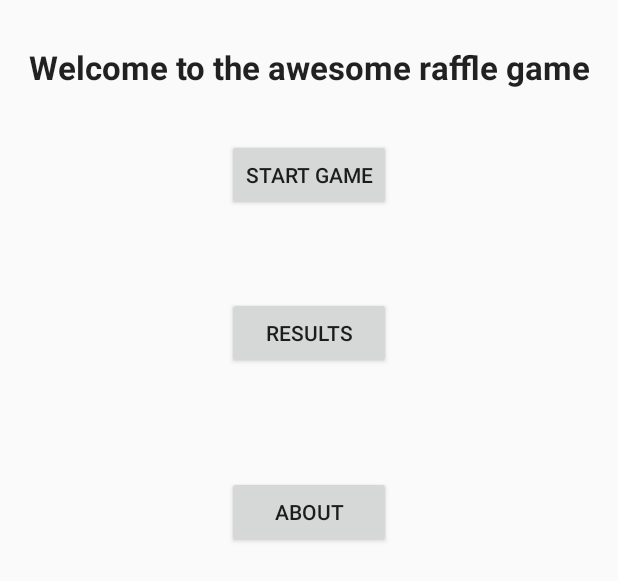
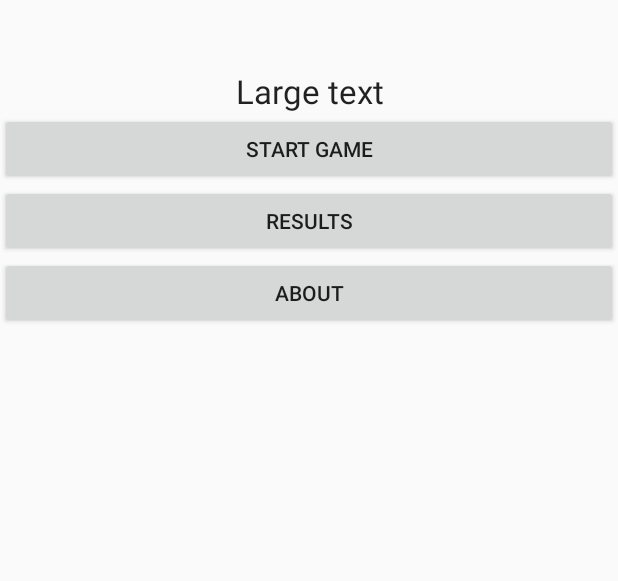
Before and after one commit to min90/AwesomeRaffleGame, an Android app: the layout fragment_start.xml on its own in the app's theme, with its tools: preview values and no code run, on a phone screen of 412 x 824 dp. Shown: the top 581 px of the screen. Run offline under Robolectric (Android 15) with nearby library versions, the phone set to English and light mode, and no system bars.

```diff
--- a/app/build.gradle
+++ b/app/build.gradle
@@ -24,4 +24,5 @@ dependencies {
     testCompile 'junit:junit:4.12'
     compile 'com.android.support:appcompat-v7:23.2.0'
     compile 'com.android.support:design:23.2.0'
+    compile 'com.facebook.android:facebook-android-sdk:4.+'
 }
--- a/app/src/main/res/layout/fragment_start.xml
+++ b/app/src/main/res/layout/fragment_start.xml
@@ -1,46 +1,42 @@
 <?xml version="1.0" encoding="utf-8"?>
-<RelativeLayout xmlns:android="http://schemas.android.com/apk/res/android"
-    android:layout_width="match_parent" android:layout_height="match_parent">
+<LinearLayout xmlns:android="http://schemas.android.com/apk/res/android"
+    android:layout_width="match_parent" android:layout_height="match_parent" android:orientation="vertical">
+
+    <LinearLayout
+        android:orientation="vertical"
+        android:layout_width="match_parent"
+        android:layout_height="match_parent"
+        android:layout_marginTop="40dp">
 
         <TextView
+            android:layout_width="wrap_content"
+            android:layout_height="wrap_content"
+            android:textAppearance="?android:attr/textAppearanceLarge"
+            android:text="Large text"
+            android:id="@+id/txtPlayername"
+            android:layout_marginLeft="16dp"
+            android:layout_marginRight="16dp"
+            android:layout_marginTop="6dp"
+            android:layout_gravity="center_horizontal"
+            android:gravity="center_vertical|center_horizontal" />
+
+        <Button
             android:layout_width="match_parent"
             android:layout_height="wrap_content"
-        android:textAppearance="?android:attr/textAppearanceLarge"
-        android:text="Welcome to the awesome raffle game"
-        android:id="@+id/textView"
-        android:layout_marginTop="30dp"
-        android:textAlignment="center"
-        android:layout_alignParentTop="true"
-        android:layout_alignParentStart="true"
-        android:textStyle="bold" />
+            android:text="Start Game"
+            android:id="@+id/btnStartGame" />
 
         <Button
-        android:layout_width="wrap_content"
+            android:layout_width="match_parent"
             android:layout_height="wrap_content"
-        android:text="Start Game"
-        android:id="@+id/btnStartGame"
-        android:layout_below="@+id/textView"
-        android:layout_centerHorizontal="true"
-        android:layout_marginTop="33dp" />
+            android:text="Results"
+            android:id="@+id/btnResults" />
 
         <Button
-        android:layout_width="wrap_content"
-        android:layout_height="wrap_content"
-        android:text="Results"
-        android:id="@+id/btnResults"
-        android:layout_below="@+id/btnStartGame"
-        android:layout_alignStart="@+id/btnStartGame"
-        android:layout_marginTop="57dp"
-        android:layout_alignEnd="@+id/btnStartGame" />
-
-    <Button
-        android:layout_width="wrap_content"
+            android:layout_width="match_parent"
             android:layout_height="wrap_content"
             android:text="About"
-        android:id="@+id/btnAbout"
-        android:layout_below="@+id/btnResults"
-        android:layout_alignStart="@+id/btnResults"
-        android:layout_marginTop="71dp"
-        android:layout_alignEnd="@+id/btnResults" />
+            android:id="@+id/btnAbout" />
+    </LinearLayout>
 
-</RelativeLayout>
+</LinearLayout>
--- a/app/src/main/res/values/strings.xml
+++ b/app/src/main/res/values/strings.xml
@@ -1,5 +1,7 @@
 <resources>
     <string name="app_name">AwesomeRaffleGame</string>
     <string name="action_settings">Settings</string>
-    <string name="about_game">This game is made by Jesper and Mads, and it is about two players raffle against each other for a battle for the highest score</string>
+    <string name="about_game">This game is made by Jesper (Jesso12) and Mads(Majus12), and it is about two players raffle against each other for a battle for the highest score</string>
+    <string name="facebook_app_id">1713543598925716</string>
+    <string name="welcome_message">Welcome to the awesome raffle game</string>
 </resources>
--- a/build.gradle
+++ b/build.gradle
@@ -15,6 +15,7 @@ buildscript {
 allprojects {
     repositories {
         jcenter()
+        mavenCentral()
     }
 }
 
```
Also changed, not shown: app/src/main/AndroidManifest.xml (+7 -0 lines), app/src/main/java/androidcourse/awesomerafflegame/MainActivity.java (+102 -5 lines), app/src/main/java/androidcourse/awesomerafflegame/fragments/ResultFragment.java (added, +7 -0 lines), app/src/main/java/androidcourse/awesomerafflegame/fragments/StartFragment.java (+25 -2 lines), app/src/main/res/layout/content_main.xml (+25 -7 lines). Lines whose indentation alone changed are shown as unchanged.
